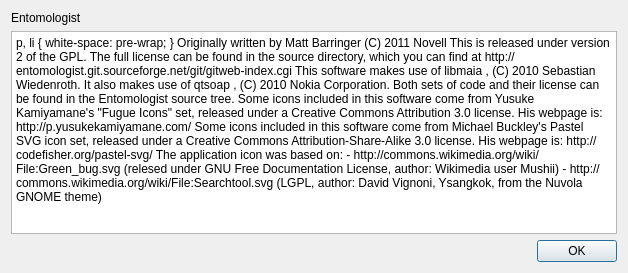
Entomologist/entomologist, file About.ui: the form before one commit.
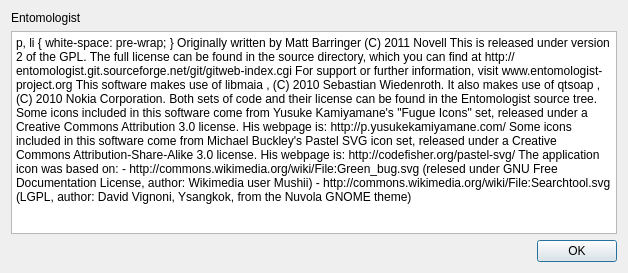
The form after the commit.

Commit message: Adding a link to the website in the about box

The edit to the form file:
```diff
--- a/About.ui
+++ b/About.ui
@@ -49,11 +49,13 @@
 &lt;table border=&quot;0&quot; style=&quot;-qt-table-type: root; margin-top:4px; margin-bottom:4px; margin-left:4px; margin-right:4px;&quot;&gt;
 &lt;tr&gt;
 &lt;td style=&quot;border: none;&quot;&gt;
-&lt;p style=&quot; margin-top:0px; margin-bottom:0px; margin-left:0px; margin-right:0px; -qt-block-indent:0; text-indent:0px;&quot;&gt;Originally written by &lt;a href=&quot;mailto:mbarringer@suse.de&quot;&gt;&lt;span style=&quot; text-decoration: underline; color:#0057ae;&quot;&gt;Matt Barringer&lt;/span&gt;&lt;/a&gt;&lt;/p&gt;
+&lt;p style=&quot; margin-top:0px; margin-bottom:0px; margin-left:0px; margin-right:0px; -qt-block-indent:0; text-indent:0px;&quot;&gt;Originally written by &lt;a href=&quot;mailto:matt@entomologist-project.org&quot;&gt;&lt;span style=&quot; text-decoration: underline; color:#0057ae;&quot;&gt;Matt Barringer&lt;/span&gt;&lt;/a&gt;&lt;/p&gt;
 &lt;p style=&quot; margin-top:0px; margin-bottom:0px; margin-left:0px; margin-right:0px; -qt-block-indent:0; text-indent:0px;&quot;&gt;(C) 2011 Novell&lt;/p&gt;
 &lt;p style=&quot;-qt-paragraph-type:empty; margin-top:0px; margin-bottom:0px; margin-left:0px; margin-right:0px; -qt-block-indent:0; text-indent:0px;&quot;&gt;&lt;/p&gt;
 &lt;p style=&quot; margin-top:0px; margin-bottom:0px; margin-left:0px; margin-right:0px; -qt-block-indent:0; text-indent:0px;&quot;&gt;This is released under version 2 of the GPL.  The full license can be found in the source directory, which you can find at &lt;a href=&quot;http://entomologist.git.sourceforge.net/git/gitweb-index.cgi&quot;&gt;&lt;span style=&quot; text-decoration: underline; color:#0057ae;&quot;&gt;http://entomologist.git.sourceforge.net/git/gitweb-index.cgi&lt;/span&gt;&lt;/a&gt;&lt;/p&gt;
 &lt;p style=&quot;-qt-paragraph-type:empty; margin-top:0px; margin-bottom:0px; margin-left:0px; margin-right:0px; -qt-block-indent:0; text-indent:0px;&quot;&gt;&lt;/p&gt;
+&lt;p style=&quot; margin-top:0px; margin-bottom:0px; margin-left:0px; margin-right:0px; -qt-block-indent:0; text-indent:0px;&quot;&gt;For support or further information, visit &lt;a href=&quot;http://www.entomologist-project.org&quot;&gt;&lt;span style=&quot; text-decoration: underline; color:#0057ae;&quot;&gt;www.entomologist-project.org&lt;/span&gt;&lt;/a&gt;&lt;/p&gt;
+&lt;p style=&quot;-qt-paragraph-type:empty; margin-top:0px; margin-bottom:0px; margin-left:0px; margin-right:0px; -qt-block-indent:0; text-indent:0px; text-decoration: underline; color:#0057ae;&quot;&gt;&lt;/p&gt;
 &lt;p style=&quot; margin-top:0px; margin-bottom:0px; margin-left:0px; margin-right:0px; -qt-block-indent:0; text-indent:0px;&quot;&gt;This software makes use of &lt;a href=&quot;https://github.com/wiedi/libmaia&quot;&gt;&lt;span style=&quot; font-size:10pt; text-decoration: underline; color:#0000ff;&quot;&gt;libmaia&lt;/span&gt;&lt;/a&gt;, (C) 2010 Sebastian Wiedenroth.  It also makes use of &lt;a href=&quot;http://qt.gitorious.org/qt-solutions/qt-solutions/trees/master/qtsoap&quot;&gt;&lt;span style=&quot; font-size:10pt; text-decoration: underline; color:#0000ff;&quot;&gt;qtsoap&lt;/span&gt;&lt;/a&gt;, (C) 2010 Nokia Corporation.  Both sets of code and their license can be found in the Entomologist source tree.&lt;/p&gt;
 &lt;p style=&quot;-qt-paragraph-type:empty; margin-top:0px; margin-bottom:0px; margin-left:0px; margin-right:0px; -qt-block-indent:0; text-indent:0px;&quot;&gt;&lt;/p&gt;
 &lt;p style=&quot; margin-top:0px; margin-bottom:0px; margin-left:0px; margin-right:0px; -qt-block-indent:0; text-indent:0px;&quot;&gt;Some icons included in this software come from Yusuke Kamiyamane's &amp;quot;Fugue Icons&amp;quot; set,&lt;/p&gt;
```
